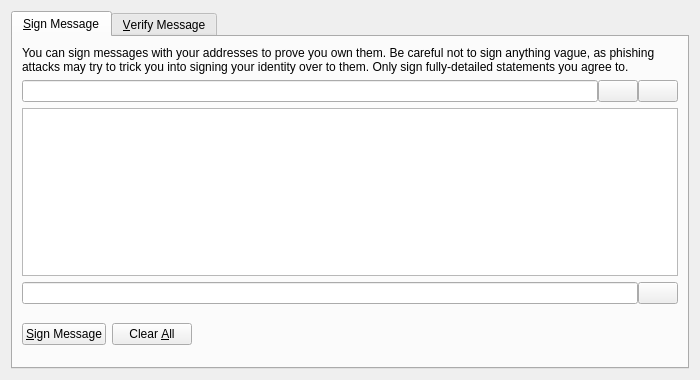
This is src/qt/forms/signverifymessagedialog.ui in jamcont/BancoinCore as Qt 5 draws it before an edit. The edited form follows.
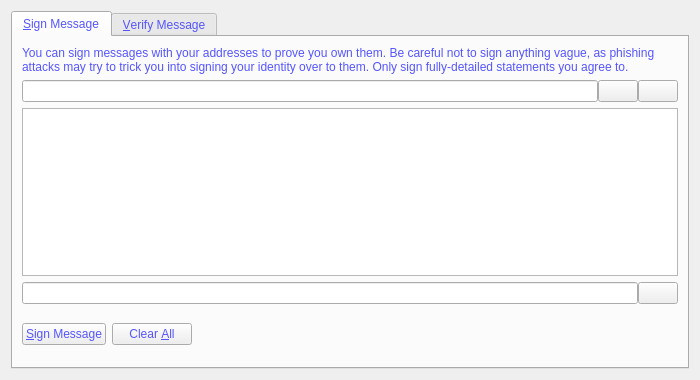
This is the edited form. The open tabs and pages were chosen to show the change. Icons and pictures are not drawn. Custom widgets are drawn as their Qt base class.

Diff of the .ui file:
```diff
--- a/src/qt/forms/signverifymessagedialog.ui
+++ b/src/qt/forms/signverifymessagedialog.ui
@@ -13,12 +13,19 @@
   <property name="windowTitle">
    <string>Signatures - Sign / Verify a Message</string>
   </property>
+  <property name="styleSheet">
+   <string notr="true">background-image: url(:/images/bkg2);
+color: rgb(255, 170, 255);</string>
+  </property>
   <property name="modal">
    <bool>true</bool>
   </property>
   <layout class="QVBoxLayout" name="verticalLayout">
    <item>
     <widget class="QTabWidget" name="tabWidget">
+     <property name="styleSheet">
+      <string notr="true">color: rgb(85, 85, 255);</string>
+     </property>
      <property name="currentIndex">
       <number>1</number>
      </property>
```
Left out of the diff: 2 changed lines with no effect on the pictures.
